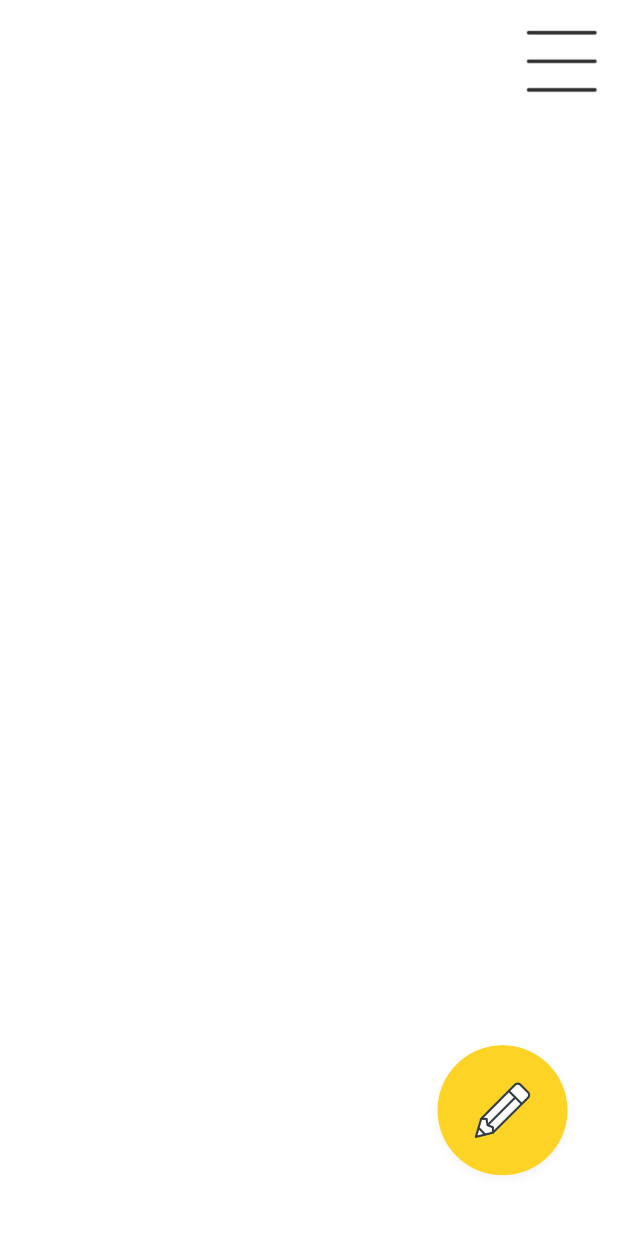
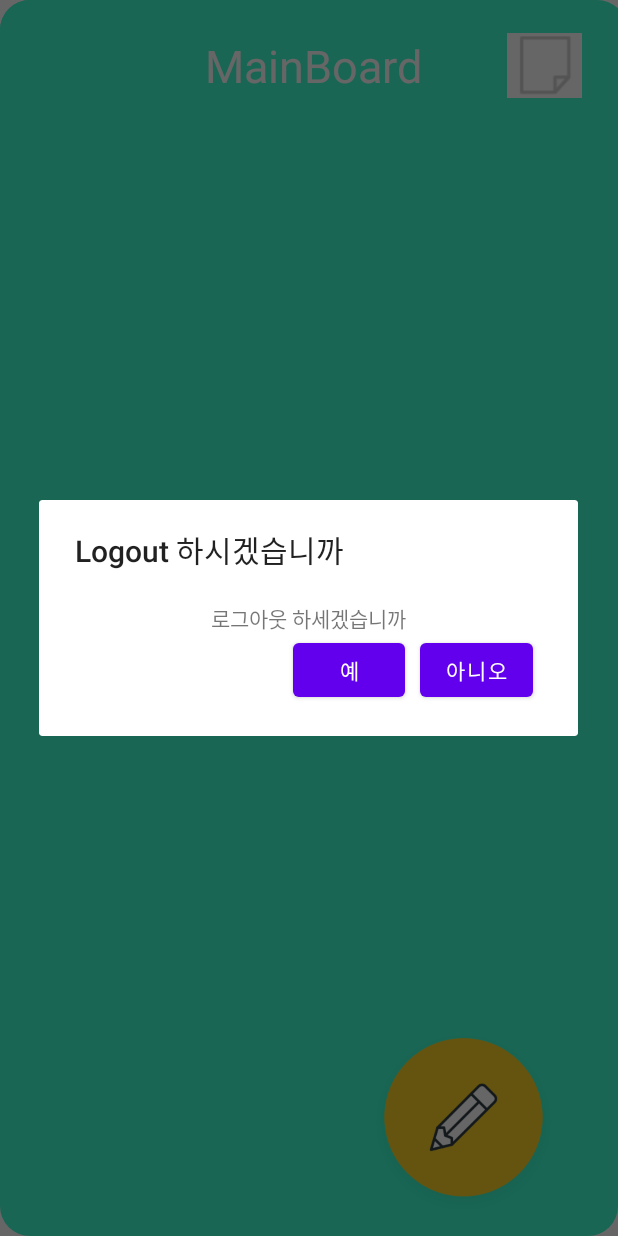
Before and after one commit to MrNubi/NepPlus_FinalProject, an Android app: the MainActivity screen opened directly, with no data from a screen before it, after a tap on an icon or button, on a phone screen of 412 x 824 dp. Run offline under Robolectric (Android 15) with nearby library versions, the phone set to English and light mode, and no system bars; our stand-ins replace Firebase (no records; nobody signed in at launch, a user with empty details on screens opened directly), data binding; 6 statements that could not run were skipped.

Commit message:
#6 디자인 수정 및 로그아웃 구현, 일부 코드 다듬기

```diff
--- a/app/src/main/java/com/beyond/nepplus_finalproject/Board/Board_Re_Reply_Activity.kt
+++ b/app/src/main/java/com/beyond/nepplus_finalproject/Board/Board_Re_Reply_Activity.kt
@@ -8,6 +8,7 @@ import androidx.databinding.DataBindingUtil
 import com.beyond.nepplus_finalproject.R
 import com.beyond.nepplus_finalproject.adapter.CommentLVAdapter
 import com.beyond.nepplus_finalproject.adapter.ReReplyAdapter
+import com.beyond.nepplus_finalproject.adapter.ReReplyAreaAdapter
 import com.beyond.nepplus_finalproject.data.CommentModel
 import com.beyond.nepplus_finalproject.data.ReReplyModel
 import com.beyond.nepplus_finalproject.databinding.ActivityBoardReReplyBinding
@@ -23,7 +24,7 @@ class Board_Re_Reply_Activity : BaseActivity() {
     private lateinit var binding: ActivityBoardReReplyBinding
     private lateinit var title :String
     private lateinit var time :String
-    private lateinit var re_CommentLVAdapter: ReReplyAdapter
+    private lateinit var re_CommentLVAdapter: ReReplyAreaAdapter
     private val re_commentDataList = mutableListOf<ReReplyModel>()
 
     private lateinit var key:String
@@ -74,7 +75,7 @@ class Board_Re_Reply_Activity : BaseActivity() {
         }
         //대댓글 입력 버튼
 
-        re_CommentLVAdapter = ReReplyAdapter(re_commentDataList)
+        re_CommentLVAdapter = ReReplyAreaAdapter(re_commentDataList)
         binding.reCommentLV.adapter = re_CommentLVAdapter
 
 
--- a/app/src/main/java/com/beyond/nepplus_finalproject/MainActivity.kt
+++ b/app/src/main/java/com/beyond/nepplus_finalproject/MainActivity.kt
@@ -5,7 +5,11 @@ import android.content.Intent
 import androidx.appcompat.app.AppCompatActivity
 import android.os.Bundle
 import android.util.Log
+import android.view.LayoutInflater
+import android.widget.Button
+import android.widget.TextView
 import android.widget.Toast
+import androidx.appcompat.app.AlertDialog
 import androidx.databinding.DataBindingUtil
 import com.beyond.nepplus_finalproject.Board.BoardActivity
 import com.beyond.nepplus_finalproject.Board.BoardinnerActivity
@@ -14,6 +18,8 @@ import com.beyond.nepplus_finalproject.data.LvModel
 import com.beyond.nepplus_finalproject.databinding.ActivityMainBinding
 import com.beyond.nepplus_finalproject.inheritClass.BaseActivity
 import com.beyond.nepplus_finalproject.util.FBRef
+import com.google.firebase.auth.FirebaseAuth
+import com.google.firebase.auth.ktx.auth
 import com.google.firebase.database.DataSnapshot
 import com.google.firebase.database.DatabaseError
 import com.google.firebase.database.ValueEventListener
@@ -21,6 +27,7 @@ import com.google.firebase.database.ktx.database
 import com.google.firebase.ktx.Firebase
 
 class MainActivity : BaseActivity() {
+    lateinit var auth : FirebaseAuth
     private lateinit var binding : ActivityMainBinding
     private var database = Firebase.database
     private val LvDataList = mutableListOf<LvModel>()
@@ -32,6 +39,32 @@ class MainActivity : BaseActivity() {
 
         setValues()
         SetupEvents()
+        binding.btnSetting.setOnClickListener {
+            val mDialogView = LayoutInflater.from(mContext).inflate(R.layout.dialog_current_user_login, null)
+            val mBuilder = AlertDialog.Builder(mContext)
+                .setView(mDialogView)
+                .setTitle("Logout 하시겠습니까")
+
+
+            val alertDialog = mBuilder.show()
+            val k = alertDialog.findViewById<TextView>(R.id.txt_cuText)
+            k?.text = "로그아웃 하세겠습니까"
+            alertDialog.findViewById<Button>(R.id.btn_yes)?.setOnClickListener {
+                auth = Firebase.auth
+                auth.signOut()
+
+                Toast.makeText(this, "로그아웃", Toast.LENGTH_LONG).show()
+
+                val intent = Intent(this, SplashActivity::class.java)
+                intent.flags =
+                    Intent.FLAG_ACTIVITY_NEW_TASK or Intent.FLAG_ACTIVITY_CLEAR_TOP or Intent.FLAG_ACTIVITY_CLEAR_TASK
+                startActivity(intent)
+            }
+            alertDialog.findViewById<Button>(R.id.btn_no)?.setOnClickListener {
+                alertDialog.dismiss()
+            }
+
+        }
 
     }
     override fun setValues() {
--- a/app/src/main/res/layout/activity_main.xml
+++ b/app/src/main/res/layout/activity_main.xml
@@ -3,39 +3,75 @@
     xmlns:android="http://schemas.android.com/apk/res/android"
     xmlns:app="http://schemas.android.com/apk/res-auto">
     <androidx.constraintlayout.widget.ConstraintLayout
+        android:background="@drawable/background"
+        android:backgroundTint="@color/sellected_color"
         android:layout_width="match_parent"
         android:layout_height="match_parent"
         tools:context=".MainActivity">
 
+
+        <LinearLayout
+            android:background="@drawable/background"
+            android:backgroundTint="@color/sellected_color"
+            android:id="@+id/linearLayout"
+            android:layout_width="418dp"
+            android:layout_height="87dp"
+            android:gravity="center_vertical"
+            app:layout_constraintBottom_toBottomOf="parent"
+            app:layout_constraintEnd_toEndOf="parent"
+            app:layout_constraintHorizontal_bias="0.0"
+            app:layout_constraintStart_toStartOf="parent"
+            app:layout_constraintTop_toTopOf="parent"
+            app:layout_constraintVertical_bias="0.0">
+
+            <LinearLayout
+                android:layout_width="0dp"
+                android:layout_height="match_parent"
+                android:layout_weight="1"
+                android:gravity="center">
+
+                <TextView
+                    android:layout_width="wrap_content"
+                    android:layout_height="wrap_content"
+                    android:layout_marginLeft="80dp"
+                    android:text="MainBoard"
+                    android:textColor="@color/white"
+                    android:textSize="30dp"></TextView>
+            </LinearLayout>
+
             <ImageView
+                android:layout_marginRight="30dp"
+                android:src="@drawable/bottom_nav_paper"
                 android:id="@+id/btn_Setting"
                 android:layout_width="50dp"
                 android:layout_height="50dp"
-            android:layout_marginTop="16dp"
-            android:layout_marginEnd="12dp"
-            android:src="@drawable/main_menu"
-            app:layout_constraintEnd_toEndOf="parent"
-            app:layout_constraintTop_toTopOf="parent"></ImageView>
 
+                ></ImageView>
+        </LinearLayout>
 
         <ListView
             android:id="@+id/mainLV"
             android:layout_width="match_parent"
             android:layout_height="450dp"
+            android:background="@drawable/background"
+            android:backgroundTint="@color/sellected_color"
             app:layout_constraintBottom_toBottomOf="parent"
-        app:layout_constraintTop_toBottomOf="@+id/btn_Setting"
-        app:layout_constraintVertical_bias="0.375"
-        tools:layout_editor_absoluteX="0dp">
+
+            app:layout_constraintEnd_toEndOf="parent"
+            app:layout_constraintTop_toTopOf="parent"
+            app:layout_constraintVertical_bias="0.398">
 
 
         </ListView>
 
+
         <ImageView
             android:id="@+id/btn_write"
-            android:layout_width="98dp"
-            android:layout_height="106dp"
-            android:layout_marginEnd="28dp"
-            android:layout_marginBottom="28dp"
+            android:layout_width="134dp"
+            android:layout_height="119dp"
+
+            android:layout_marginEnd="36dp"
+            android:layout_marginBottom="16dp"
             android:src="@drawable/btnwrite"
             app:layout_constraintBottom_toBottomOf="parent"
             app:layout_constraintEnd_toEndOf="parent"></ImageView>
--- a/app/src/main/res/layout/dialog_current_user_login.xml
+++ b/app/src/main/res/layout/dialog_current_user_login.xml
@@ -7,6 +7,7 @@
 
 
     <TextView
+        android:id="@+id/txt_cuText"
         android:gravity="center"
         android:layout_width="match_parent"
         android:layout_height="wrap_content"
```
Also changed, not shown: app/src/main/java/com/beyond/nepplus_finalproject/adapter/ReReplyAreaAdapter.kt (added, +48 -0 lines), app/src/main/res/layout/activity_board_re_reply.xml (+8 -9 lines), app/src/main/res/layout/main_lv_item.xml (+42 -18 lines). Lines whose indentation alone changed are shown as unchanged.
